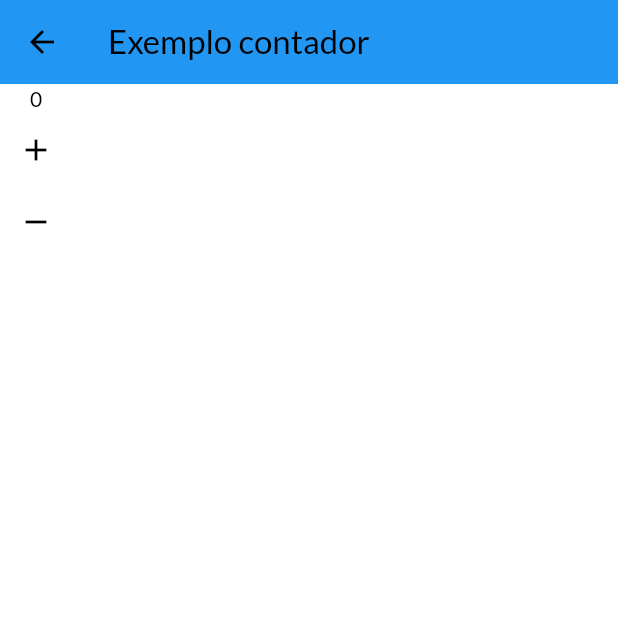
After one commit to VORP2830/Shop, a Flutter app: the CounterPage screen opened by its route, after a tap on the "add" icon, after a tap on the "remove" icon, on a phone screen of 412 x 824 dp, the top half of it. The commit adds this screen. Run offline on Flutter 3.47's test engine with Material 3 defaults, Android fonts, the phone set to English and light mode, and no system bars; network calls fail.

Commit message:
Aula 220

```diff
--- a/lib/main.dart
+++ b/lib/main.dart
@@ -1,7 +1,10 @@
 import 'package:flutter/material.dart';
 import 'package:shop/pages/product_detail_page.dart';
 import 'package:shop/pages/products_overview_page.dart';
+import 'package:shop/providers/counter.dart';
 import 'package:shop/utils/app_routes.dart';
+
+import 'pages/counter_page.dart';
 
 void main() {
   runApp(const MyApp());
@@ -12,7 +15,8 @@ class MyApp extends StatelessWidget {
 
   @override
   Widget build(BuildContext context) {
-    return MaterialApp(
+    return CounterProvider(
+      child: MaterialApp(
         title: 'Flutter Demo',
         theme: ThemeData(
           colorScheme: ColorScheme.fromSwatch().copyWith(
@@ -25,10 +29,11 @@ class MyApp extends StatelessWidget {
         ),
         home: ProductsOverViewPage(),
         routes: {
-        AppRoutes.PRODUCT_DETAIL: (_) => ProductDetailPage(),
+          AppRoutes.PRODUCT_DETAIL: (_) => CounterPage(),
         },
         //Removendo a faixa de debug
         debugShowCheckedModeBanner: false,
+      ),
     );
   }
 }
--- /dev/null
+++ b/lib/pages/counter_page.dart
@@ -0,0 +1,43 @@
+import 'package:flutter/material.dart';
+import 'package:shop/providers/counter.dart';
+
+class CounterPage extends StatefulWidget {
+  const CounterPage({super.key});
+
+  @override
+  State<CounterPage> createState() => _CounterPageState();
+}
+
+class _CounterPageState extends State<CounterPage> {
+  @override
+  Widget build(BuildContext context) {
+    return Scaffold(
+      appBar: AppBar(
+        title: Text('Exemplo contador'),
+        backgroundColor: Colors.blue,
+      ),
+      body: Column(
+        children: [
+          Text(CounterProvider.of(context).state.getValue().toString()),
+          IconButton(
+            onPressed: () {
+              setState(() {
+                CounterProvider.of(context).state.inc();
+              });
+              ;
+            },
+            icon: const Icon(Icons.add),
+          ),
+          IconButton(
+            onPressed: () {
+              setState(() {
+                CounterProvider.of(context).state.dec();
+              });
+            },
+            icon: const Icon(Icons.remove),
+          )
+        ],
+      ),
+    );
+  }
+}
--- /dev/null
+++ b/lib/providers/counter.dart
@@ -0,0 +1,27 @@
+import 'package:flutter/material.dart';
+
+class CounterState {
+  int _value = 0;
+
+  void inc() => _value++;
+  void dec() => _value--;
+  int getValue() => _value;
+  bool diff(CounterState old) {
+    return old._value != _value;
+  }
+}
+
+class CounterProvider extends InheritedWidget {
+  final CounterState state = CounterState();
+
+  CounterProvider({ required Widget child }) : super(child: child);
+
+  static CounterProvider of(BuildContext context) {
+    return context.dependOnInheritedWidgetOfExactType<CounterProvider>()!;
+  }
+
+  @override
+  bool updateShouldNotify(covariant CounterProvider oldWidget) {
+    return oldWidget.state.diff(state);
+  }
+}
```
Lines whose indentation alone changed are shown as unchanged.
